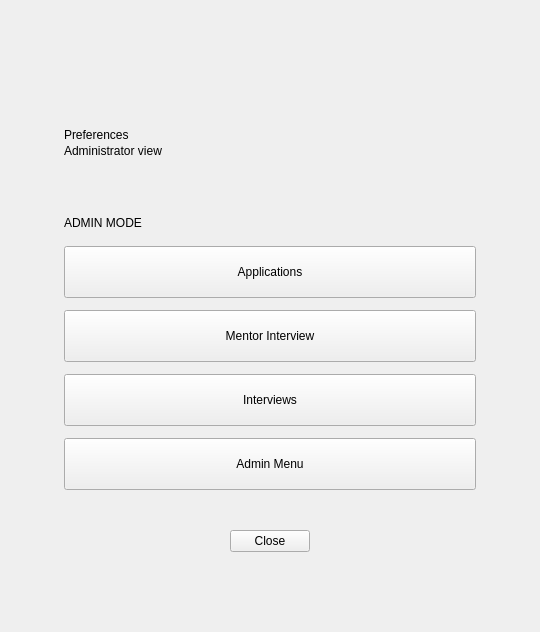
The window that ui/preferences_admin_page.ui (MS-Sezgin/crm_project) describes before a commit, drawn with Qt 5.
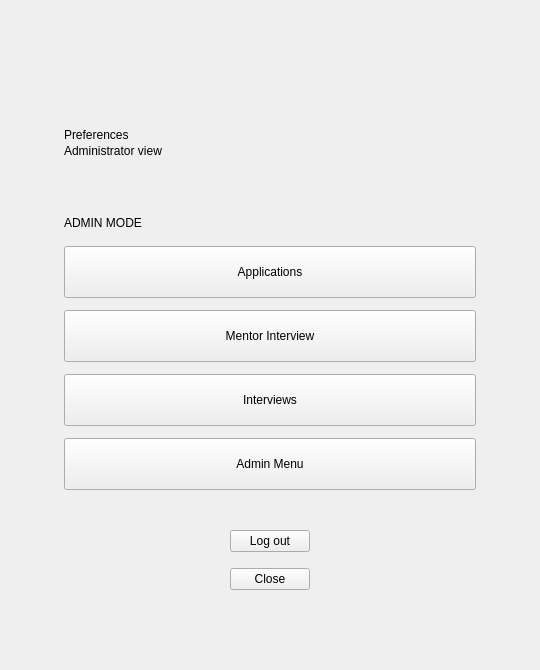
The same window after the commit.

What changed in the file:
```diff
--- a/ui/preferences_admin_page.ui
+++ b/ui/preferences_admin_page.ui
@@ -45,6 +45,7 @@
      </layout>
     </widget>
    </item>
+   <item alignment="Qt::AlignmentFlag::AlignHCenter"><widget class="QPushButton" name="btnLogout"><property name="text"><string>Log out</string></property></widget></item>
    <item alignment="Qt::AlignmentFlag::AlignHCenter"><widget class="QPushButton" name="btnClose"><property name="text"><string>Close</string></property></widget></item>
    <item><spacer name="bottomSpacer"><property name="orientation"><enum>Qt::Orientation::Vertical</enum></property><property name="sizeHint" stdset="0"><size><width>20</width><height>40</height></size></property></spacer></item>
   </layout>
```
